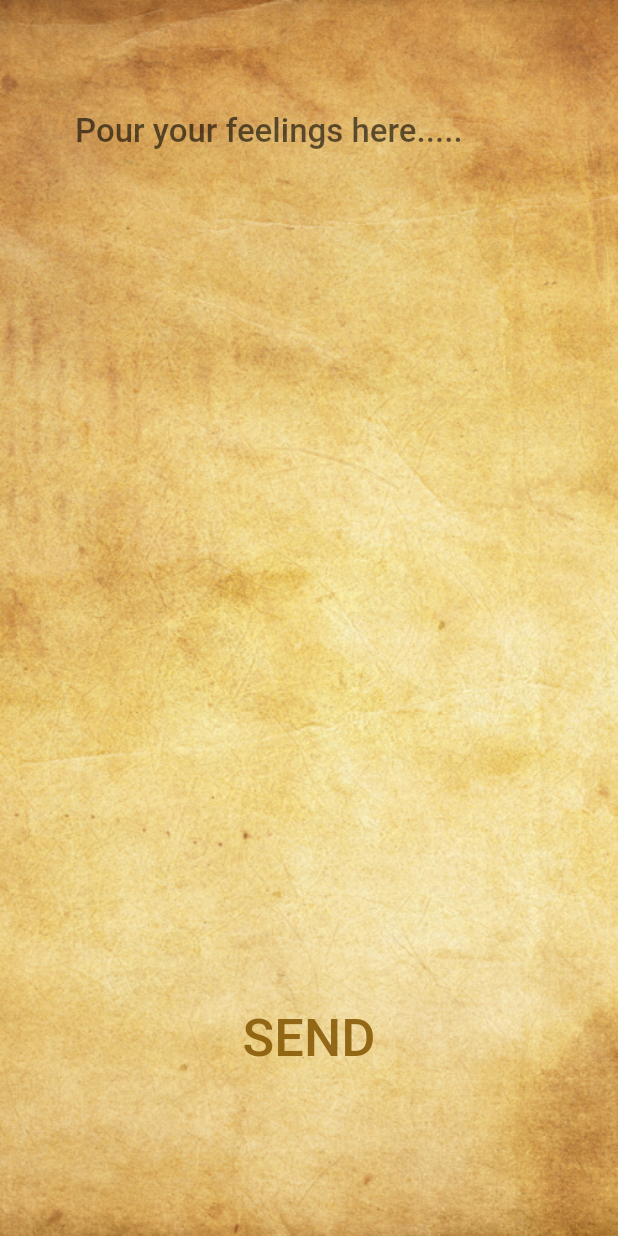
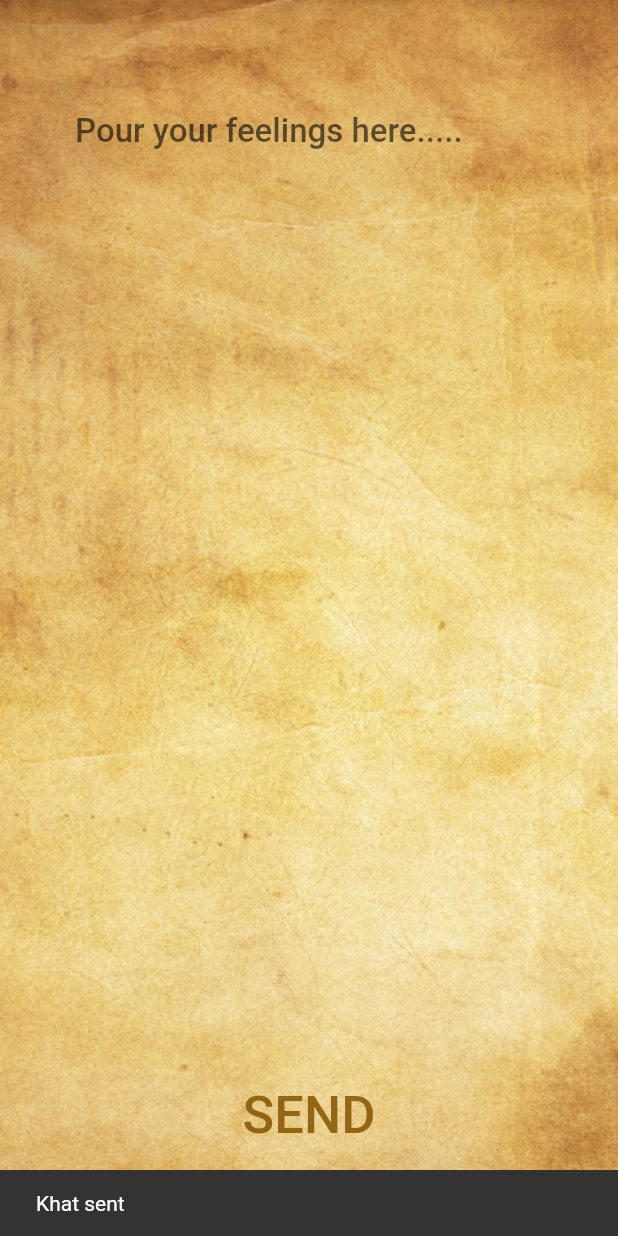
Before and after one commit to A-Kashif108/midknight_helios, a Flutter app: the KhatPage screen opened directly, after a tap on "SEND", on a phone screen of 412 x 824 dp. Run offline on Flutter 3.47's test engine with Material 2 defaults, Android fonts, the phone set to English and light mode, and no system bars; our stand-ins replace cached_network_image, cloud_firestore, firebase_auth, firebase_core, firebase_storage, geocoding and 3 more; missing offline and left inert: blobs; accounts and stored records are empty; network calls fail.

Commit message:
fix:bug fixed

```diff
--- a/lib/models/user_model.dart
+++ b/lib/models/user_model.dart
@@ -22,6 +22,8 @@ class MyUser{
       password=json['password'],
       email=json['email'],
       url=json['url'];
+
+
   Map<String, dynamic> toJson() => {
   'first_name':first_name,
   'last_name':last_name,
@@ -31,8 +33,6 @@ class MyUser{
   'password':password,
   'email':email,
   'url':url,
-
-
   };
 
 
--- a/lib/screens/khat_page/khat_page.dart
+++ b/lib/screens/khat_page/khat_page.dart
@@ -1,16 +1,29 @@
+import 'dart:math';
+
+import 'package:firebase_auth/firebase_auth.dart';
+import 'package:firebase_core/firebase_core.dart';
 import 'package:flutter/material.dart';
 import 'package:flutter/src/widgets/container.dart';
 import 'package:flutter/src/widgets/framework.dart';
+import 'package:midknight_helios/models/khat_model.dart';
+import 'package:midknight_helios/services/db_service.dart';
 
-class KhatPage extends StatelessWidget {
-  const KhatPage({super.key});
+class KhatPage extends StatefulWidget {
+  const KhatPage({super.key, this.khat});
+  final KhatModel? khat;
 
-  // final _formKey2 = GlobalKey<FormState>();
+  @override
+  State<KhatPage> createState() => _KhatPageState();
+}
 
+class _KhatPageState extends State<KhatPage> {
+  TextEditingController contentController1 = TextEditingController();
   @override
   Widget build(BuildContext context) {
     double h = MediaQuery.of(context).size.height;
     double w = MediaQuery.of(context).size.width;
+    final TextEditingController contentController = TextEditingController(
+        text: widget.khat == null ? "" : widget.khat!.content);
     return Scaffold(
       resizeToAvoidBottomInset: false,
       body: Container(
@@ -32,31 +45,70 @@ class KhatPage extends StatelessWidget {
                   width: w * 0.9,
                   // color: Colors.grey,
                 ),
-                Container(
+                Expanded(
                   child: TextField(
+                      readOnly: widget.khat == null ? false : true,
+                      controller: widget.khat == null
+                          ? contentController1
+                          : contentController,
                       style: const TextStyle(
                           fontSize: 20, fontWeight: FontWeight.w500),
-                      decoration: InputDecoration(
+                      decoration: const InputDecoration(
                           hintText: 'Pour your feelings here.....',
-                        hintStyle: const TextStyle(
+                          hintStyle: TextStyle(
                             fontSize: 22,
                           ),
-                        contentPadding: const EdgeInsets.all(18),
-                        border: OutlineInputBorder(
-                          borderRadius: BorderRadius.circular(10),
-                          borderSide: BorderSide.none,
-                        ),
+                          contentPadding: EdgeInsets.all(18),
+                          border: InputBorder.none
                           // filled: true,
-                        // fillColor: Colors.grey.withOpacity(0.2),
                           ),
                       keyboardType: TextInputType.multiline,
-                      maxLines: 24),
+                      maxLines: null),
                 ),
+                widget.khat == null
+                    ? Padding(
+                        padding: const EdgeInsets.all(23.0),
+                        child: SizedBox(
+                          height: 50,
+                          width: w * 0.9,
+                          child: MaterialButton(
+                            onPressed: () async {
+                              List<String> ids =
+                                  await DBService().getInterestsIds();
+                              final _random = Random();
+                              final id = ids[_random.nextInt(ids.length)];
+                              final khat = KhatModel(
+                                  createdAt: DateTime.now()
+                                      .microsecondsSinceEpoch
+                                      .toString(),
+                                  content: contentController1.text,
+                                  senderId:
+                                      FirebaseAuth.instance.currentUser!.uid,
+                                  receiverId: id);
+                              await DBService().sendKhat(khat).then((value) {
+                                ScaffoldMessenger.of(context).showSnackBar(
+                                    const SnackBar(content: Text('Khat sent')));
+                              });
+                            },
+                            shape: RoundedRectangleBorder(
+                                borderRadius: BorderRadius.circular(8)),
+                            child: const Text(
+                              'SEND',
+                              style: TextStyle(
+                                  color: Color.fromARGB(219, 131, 85, 1),
+                                  fontSize: 35,
+                                  fontWeight: FontWeight.w500),
+                            ),
+                          ),
+                        ),
+                      )
+                    : Row(
+                        children: [
                           Padding(
                             padding: const EdgeInsets.all(23.0),
                             child: SizedBox(
                               height: 50,
-                    width: w * 0.9,
+                              width: 120,
                               child: MaterialButton(
                                 onPressed: () {
                                   // setState(() {
@@ -65,14 +117,40 @@ class KhatPage extends StatelessWidget {
                                 },
                                 shape: RoundedRectangleBorder(
                                     borderRadius: BorderRadius.circular(8)),
-
                                 child: const Text(
-                        'SEND',
-                        style: TextStyle(color: Color.fromARGB(219, 131, 85, 1), fontSize: 35,fontWeight: FontWeight.w500),
-
+                                  'Release',
+                                  style: TextStyle(
+                                      color: Color.fromARGB(219, 255, 0, 0),
+                                      fontSize: 20,
+                                      fontWeight: FontWeight.w500),
                                 ),
                               ),
                             ),
+                          ),
+                          Padding(
+                            padding: const EdgeInsets.all(23.0),
+                            child: SizedBox(
+                              height: 50,
+                              width: 100,
+                              child: MaterialButton(
+                                onPressed: () {
+                                  // setState(() {
+                                  //   // progress++;
+                                  // });
+                                },
+                                shape: RoundedRectangleBorder(
+                                    borderRadius: BorderRadius.circular(8)),
+                                child: const Text(
+                                  'Accept',
+                                  style: TextStyle(
+                                      color: Color.fromARGB(219, 148, 96, 1),
+                                      fontSize: 20,
+                                      fontWeight: FontWeight.w500),
+                                ),
+                              ),
+                            ),
+                          )
+                        ],
                       ),
               ],
             ),
--- a/lib/services/auth_service.dart
+++ b/lib/services/auth_service.dart
@@ -8,6 +8,7 @@ class AuthService {
         email: email,
         password: password,
       );
+      return credential.user!.uid;
     } on FirebaseAuthException catch (e) {
       if (e.code == 'weak-password') {
         return 'The password provided is too weak.';
--- a/lib/services/db_service.dart
+++ b/lib/services/db_service.dart
@@ -28,28 +28,37 @@ class DBService {
 
   final FirebaseFirestore _db = FirebaseFirestore.instance;
   Future createUser(MyUser user) async {
-    MyUser u = MyUser(
-        first_name: user.first_name,
-        last_name: user.last_name,
-        gender: user.gender,
-        interested: user.interested,
-        password: user.password,
-        id: _auth.currentUser!.uid,
-        url: user.url,
-        email: user.email);
-    await _db.collection('Users').doc(_auth.currentUser!.uid).set(u.toJson());
-    await _db.collection('Users').doc(_auth.currentUser!.uid).set({
+    await _db
+        .collection('Users')
+        .doc(_auth.currentUser!.uid)
+        .set(user.toJson());
+    await _db.collection('Users').doc(_auth.currentUser!.uid).update({
+      'id': _auth.currentUser!.uid,
       'sent_khats': [],
       'received_khats': [],
     });
   }
 
-  Stream<QuerySnapshot<Map<String, dynamic>>> getKhats()  {
+  Stream<QuerySnapshot<Map<String, dynamic>>> getKhats() {
     return _db
         .collection('Khats')
         .where('receiverId', isEqualTo: _auth.currentUser!.uid)
         .snapshots();
+  }
 
+  Future<List<String>> getInterestsIds() async {
+    MyUser user = await getUser();
+    QuerySnapshot snapshot = await _db
+        .collection('Users')
+        .where('Gender', isEqualTo: user.interested)
+        .get();
+    return snapshot.docs.map((e) {
+      return e.id;
+    }).toList();
+  }
+
+  Future sendKhat(KhatModel khat) async {
+    await _db.collection('Khats').add(khat.toJson());
   }
 
   Future<MyUser> getUser() async {
```
Also changed, not shown: lib/screens/home_page/home_page.dart (+25 -13 lines), lib/screens/signup_page/signup_page.dart (+11 -5 lines). Lines whose indentation alone changed are shown as unchanged.
